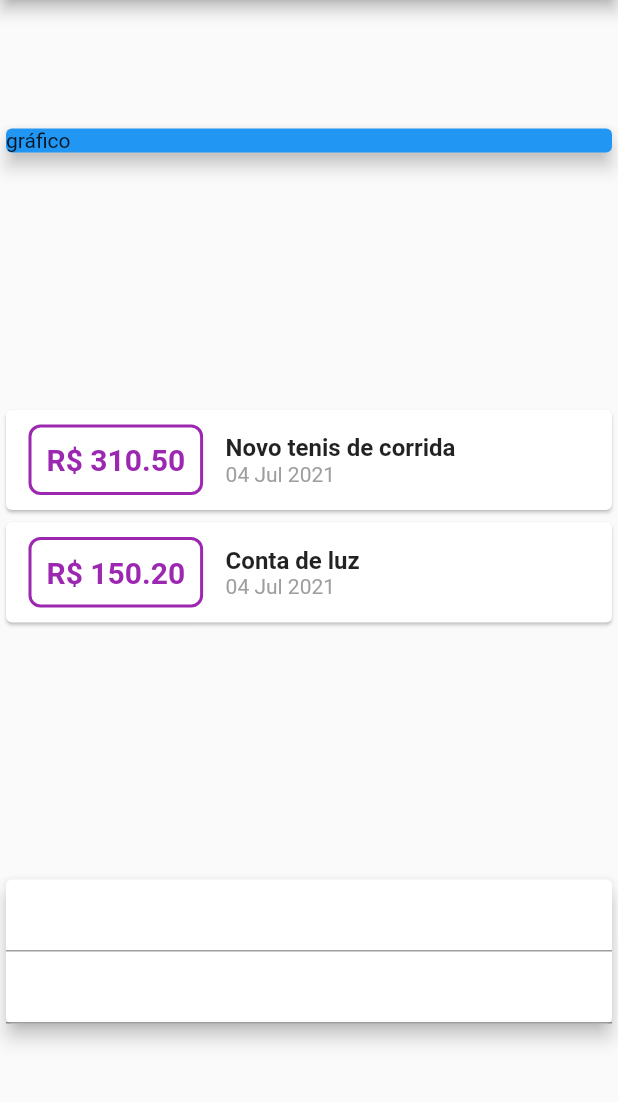
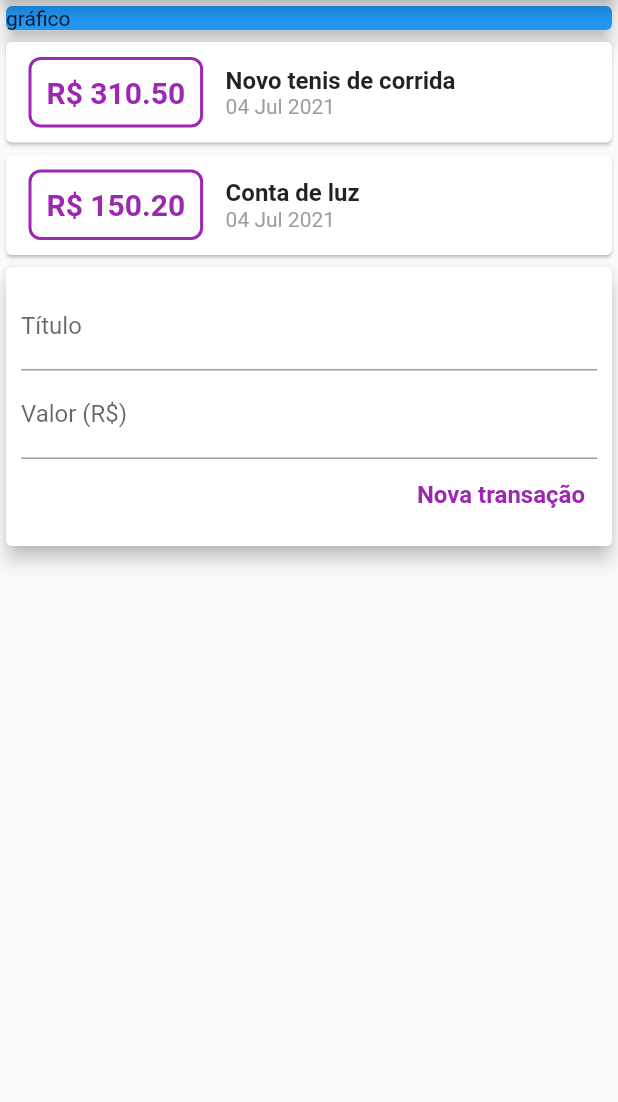
Before and after one commit to carlosfeliciojr/despesas_pessoais, a Flutter app: the screen it shows after launch, on a phone screen of 412 x 824 dp, the part 84-1186 px from its top. Run offline on Flutter 3.47's test engine with Material 2 defaults, Android fonts, the phone set to English and light mode, and no system bars.

Commit message:
:recycle: feat: componentized main.dart

```diff
--- /dev/null
+++ b/lib/components/transaction_form.dart
@@ -0,0 +1,53 @@
+import 'package:flutter/material.dart';
+
+class TransactionForm extends StatelessWidget {
+  final titleController = TextEditingController();
+  final valueController = TextEditingController();
+
+  TransactionForm({Key? key}) : super(key: key);
+
+  @override
+  Widget build(BuildContext context) {
+    return Card(
+      elevation: 5,
+      child: Padding(
+        padding: const EdgeInsets.all(10),
+        child: Column(
+          children: [
+            TextField(
+              controller: titleController,
+              decoration: InputDecoration(
+                labelText: 'Título',
+              ),
+            ),
+            TextField(
+              controller: valueController,
+              decoration: InputDecoration(
+                labelText: 'Valor (R\$)',
+              ),
+            ),
+            Row(
+              mainAxisAlignment: MainAxisAlignment.end,
+              children: [
+                TextButton(
+                  onPressed: () {
+                    print(titleController.text);
+                    print(valueController.text);
+                  },
+                  child: Text(
+                    'Nova transação',
+                    style: TextStyle(
+                      fontSize: 16,
+                      fontWeight: FontWeight.bold,
+                      color: Colors.purple,
+                    ),
+                  ),
+                )
+              ],
+            )
+          ],
+        ),
+      ),
+    );
+  }
+}
--- /dev/null
+++ b/lib/components/transaction_list.dart
@@ -0,0 +1,57 @@
+import 'package:despesas_pessoais/models/transaction.dart';
+import 'package:flutter/material.dart';
+import 'package:intl/intl.dart';
+
+class TransactionList extends StatelessWidget {
+  final List<Transaction> transactions;
+
+  const TransactionList({Key? key, required this.transactions})
+      : super(key: key);
+
+  @override
+  Widget build(BuildContext context) {
+    return Column(
+      children: transactions.map((transaction) {
+        return Card(
+            child: Row(
+          children: [
+            Container(
+              margin: EdgeInsets.symmetric(horizontal: 15, vertical: 10),
+              decoration: BoxDecoration(
+                  border: Border.all(
+                    color: Colors.purple,
+                    width: 2,
+                  ),
+                  borderRadius: BorderRadius.circular(8)),
+              padding: EdgeInsets.all(10),
+              child: Text(
+                'R\$ ${transaction.value.toStringAsFixed(2)}',
+                style: TextStyle(
+                  fontWeight: FontWeight.bold,
+                  fontSize: 20,
+                  color: Colors.purple,
+                ),
+              ),
+            ),
+            Column(
+              crossAxisAlignment: CrossAxisAlignment.start,
+              children: [
+                Text(
+                  transaction.title,
+                  style: TextStyle(
+                    fontSize: 16,
+                    fontWeight: FontWeight.bold,
+                  ),
+                ),
+                Text(
+                  DateFormat('dd MMM y').format(transaction.date),
+                  style: TextStyle(color: Colors.grey),
+                )
+              ],
+            ),
+          ],
+        ));
+      }).toList(),
+    );
+  }
+}
--- /dev/null
+++ b/lib/components/transaction_user.dart
@@ -0,0 +1,37 @@
+import 'package:despesas_pessoais/components/transaction_form.dart';
+import 'package:despesas_pessoais/components/transaction_list.dart';
+import 'package:despesas_pessoais/models/transaction.dart';
+import 'package:flutter/material.dart';
+
+class TransactionUser extends StatefulWidget {
+  const TransactionUser({Key? key}) : super(key: key);
+
+  @override
+  _TransactionUserState createState() => _TransactionUserState();
+}
+
+class _TransactionUserState extends State<TransactionUser> {
+  final transactions = [
+    Transaction(
+        title: 'Novo tenis de corrida',
+        value: 310.50,
+        date: DateTime.now(),
+        id: 't1'),
+    Transaction(
+      title: 'Conta de luz',
+      value: 150.20,
+      date: DateTime.now(),
+      id: 't2',
+    )
+  ];
+
+  @override
+  Widget build(BuildContext context) {
+    return Column(
+      children: [
+        TransactionList(transactions: transactions),
+        TransactionForm()
+      ],
+    );
+  }
+}
--- a/lib/main.dart
+++ b/lib/main.dart
@@ -1,6 +1,5 @@
-import 'package:despesas_pessoais/models/transaction.dart';
+import 'package:despesas_pessoais/components/transaction_user.dart';
 import 'package:flutter/material.dart';
-import 'package:intl/intl.dart';
 
 void main() {
   runApp(ExpensesApp());
@@ -17,15 +16,6 @@ class ExpensesApp extends StatelessWidget {
 
 class HomePage extends StatelessWidget {
   HomePage({Key? key}) : super(key: key);
-  final _transaction = [
-    Transaction(
-        title: 'Novo tenis de corrida',
-        value: 310.50,
-        date: DateTime.now(),
-        id: 't1'),
-    Transaction(
-        title: 'Conta de luz', value: 150.20, date: DateTime.now(), id: 't2')
-  ];
 
   @override
   Widget build(BuildContext context) {
@@ -34,7 +24,7 @@ class HomePage extends StatelessWidget {
         title: Text('Despesas Pessoais'),
       ),
       body: Column(
-        mainAxisAlignment: MainAxisAlignment.spaceAround,
+        mainAxisAlignment: MainAxisAlignment.start,
         crossAxisAlignment: CrossAxisAlignment.stretch,
         children: [
           Container(
@@ -44,58 +34,7 @@ class HomePage extends StatelessWidget {
               elevation: 5,
             ),
           ),
-          Column(
-            children: _transaction.map((transaction) {
-              return Card(
-                  child: Row(
-                children: [
-                  Container(
-                    margin: EdgeInsets.symmetric(horizontal: 15, vertical: 10),
-                    decoration: BoxDecoration(
-                        border: Border.all(
-                          color: Colors.purple,
-                          width: 2,
-                        ),
-                        borderRadius: BorderRadius.circular(8)),
-                    padding: EdgeInsets.all(10),
-                    child: Text(
-                      'R\$ ${transaction.value.toStringAsFixed(2)}',
-                      style: TextStyle(
-                        fontWeight: FontWeight.bold,
-                        fontSize: 20,
-                        color: Colors.purple,
-                      ),
-                    ),
-                  ),
-                  Column(
-                    crossAxisAlignment: CrossAxisAlignment.start,
-                    children: [
-                      Text(
-                        transaction.title,
-                        style: TextStyle(
-                          fontSize: 16,
-                          fontWeight: FontWeight.bold,
-                        ),
-                      ),
-                      Text(
-                        DateFormat('dd MMM y').format(transaction.date),
-                        style: TextStyle(color: Colors.grey),
-                      )
-                    ],
-                  ),
-                ],
-              ));
-            }).toList(),
-          ),
-          Card(
-            elevation: 5,
-            child: Column(
-              children: [
-                TextField(),
-                TextField(),
-              ],
-            ),
-          )
+          TransactionUser()
         ],
       ),
     );
```
